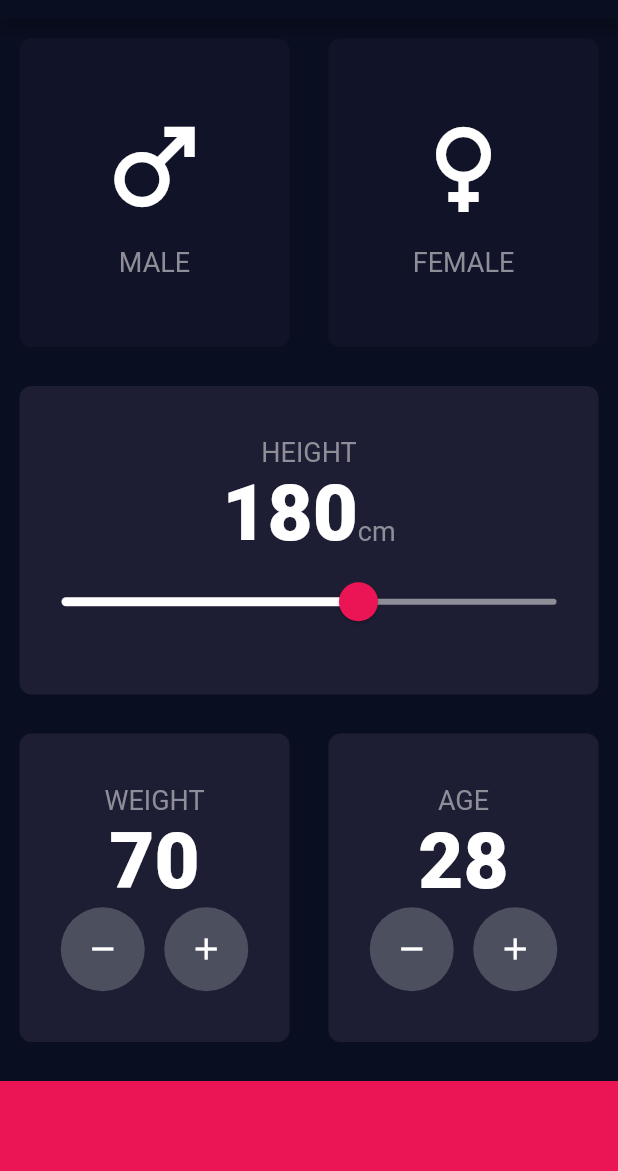
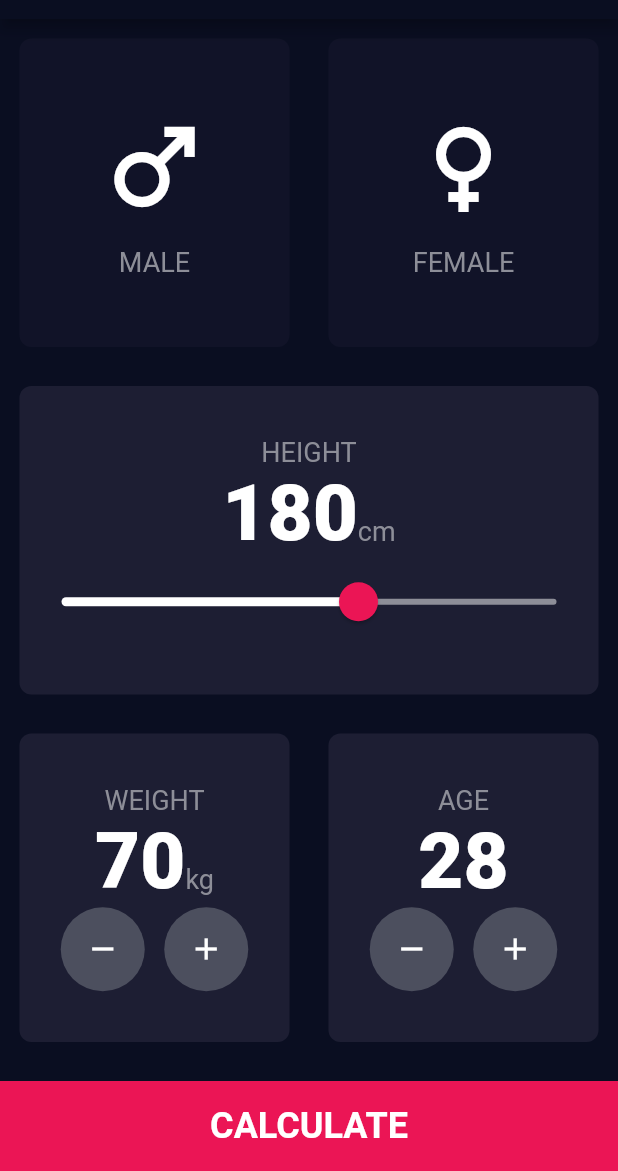
Before and after one commit to iamoguzhanarslantas/bmi_calculator, a Flutter app: the screen it shows after launch, on a phone screen of 412 x 824 dp, the part 65-1236 px from its top. Run offline on Flutter 3.47's test engine with Material 2 defaults, Android fonts, the phone set to English and light mode, and no system bars.

Commit message:
design the Result Page and add Routes

```diff
--- /dev/null
+++ b/lib/components/buttom_button.dart
@@ -0,0 +1,34 @@
+import 'package:flutter/material.dart';
+
+import '../constants.dart';
+
+class BottomButton extends StatelessWidget {
+  final void Function()? onTap;
+  final String buttonTitle;
+  const BottomButton({
+    super.key,
+    required this.onTap,
+    required this.buttonTitle,
+  });
+
+  @override
+  Widget build(BuildContext context) {
+    return InkWell(
+      onTap: onTap,
+      child: Container(
+        color: kBottomContainerColour,
+        margin: const EdgeInsets.only(
+          top: 13,
+        ),
+        width: double.infinity,
+        height: kBottomContainerHeight,
+        child: Center(
+          child: Text(
+            buttonTitle,
+            style: kLargeButtonTextStyle,
+          ),
+        ),
+      ),
+    );
+  }
+}
--- a/lib/icon_content.dart
+++ b/lib/components/icon_content.dart
@@ -1,6 +1,6 @@
 import 'package:flutter/material.dart';
 
-import 'constants.dart';
+import '../constants.dart';
 
 class IconContent extends StatelessWidget {
   final IconData icon;
--- /dev/null
+++ b/lib/components/round_icon_button.dart
@@ -0,0 +1,26 @@
+import 'package:flutter/material.dart';
+
+class RoundIconButton extends StatelessWidget {
+  final Widget child;
+  final void Function()? onPressed;
+  const RoundIconButton({
+    super.key,
+    required this.child,
+    required this.onPressed,
+  });
+
+  @override
+  Widget build(BuildContext context) {
+    return RawMaterialButton(
+      onPressed: onPressed,
+      shape: const CircleBorder(),
+      elevation: 0,
+      fillColor: const Color(0xFF4C4F5E),
+      constraints: const BoxConstraints.tightFor(
+        width: 56.0,
+        height: 56.0,
+      ),
+      child: child,
+    );
+  }
+}
--- a/lib/main.dart
+++ b/lib/main.dart
@@ -1,6 +1,6 @@
 import 'package:flutter/material.dart';
 
-import 'input_page.dart';
+import 'screens/input_page.dart';
 
 void main() {
   runApp(const BMICalculator());
--- a/lib/input_page.dart
+++ b/lib/screens/input_page.dart
@@ -1,8 +1,11 @@
 import 'package:flutter/material.dart';
 
-import 'constants.dart';
-import 'icon_content.dart';
-import 'reusable_card.dart';
+import '../components/buttom_button.dart';
+import '../constants.dart';
+import '../components/icon_content.dart';
+import 'results_page.dart';
+import '../components/reusable_card.dart';
+import '../components/round_icon_button.dart';
 
 enum Gender {
   male,
@@ -72,7 +75,6 @@ class _InputPageState extends State<InputPage> {
           ),
           Expanded(
             child: ReusableCard(
-              onPress: () {},
               colour: kActiveCardColour,
               cardChild: Column(
                 mainAxisAlignment: MainAxisAlignment.center,
@@ -123,9 +125,20 @@ class _InputPageState extends State<InputPage> {
                           'WEIGHT',
                           style: kLabelTextStyle,
                         ),
-                        Text(
-                          weight.toString(),
-                          style: kNumberTextStyle,
+                        Row(
+                          mainAxisAlignment: MainAxisAlignment.center,
+                          crossAxisAlignment: CrossAxisAlignment.baseline,
+                          textBaseline: TextBaseline.alphabetic,
+                          children: [
+                            Text(
+                              weight.toString(),
+                              style: kNumberTextStyle,
+                            ),
+                            const Text(
+                              'kg',
+                              style: kLabelTextStyle,
+                            ),
+                          ],
                         ),
                         Row(
                           mainAxisAlignment: MainAxisAlignment.center,
@@ -198,41 +211,18 @@ class _InputPageState extends State<InputPage> {
               ],
             ),
           ),
-          Container(
-            color: kBottomContainerColour,
-            margin: const EdgeInsets.only(
-              top: 13,
-            ),
-            width: double.infinity,
-            height: kBottomContainerHeight,
+          BottomButton(
+            onTap: () {
+              Navigator.of(context).push(
+                MaterialPageRoute(
+                  builder: (context) => const ResultsPage(),
+                ),
+              );
+            },
+            buttonTitle: 'CALCULATE',
           ),
         ],
       ),
     );
   }
 }
-
-class RoundIconButton extends StatelessWidget {
-  final Widget child;
-  final void Function()? onPressed;
-  const RoundIconButton({
-    super.key,
-    required this.child,
-    required this.onPressed,
-  });
-
-  @override
-  Widget build(BuildContext context) {
-    return RawMaterialButton(
-      onPressed: onPressed,
-      shape: const CircleBorder(),
-      elevation: 0,
-      fillColor: const Color(0xFF4C4F5E),
-      constraints: const BoxConstraints.tightFor(
-        width: 56.0,
-        height: 56.0,
-      ),
-      child: child,
-    );
-  }
-}
```
Also changed, not shown: lib/constants.dart (+25 -0 lines), lib/screens/results_page.dart (added, +65 -0 lines), lib/components/reusable_card.dart (renamed from lib/reusable_card.dart).
